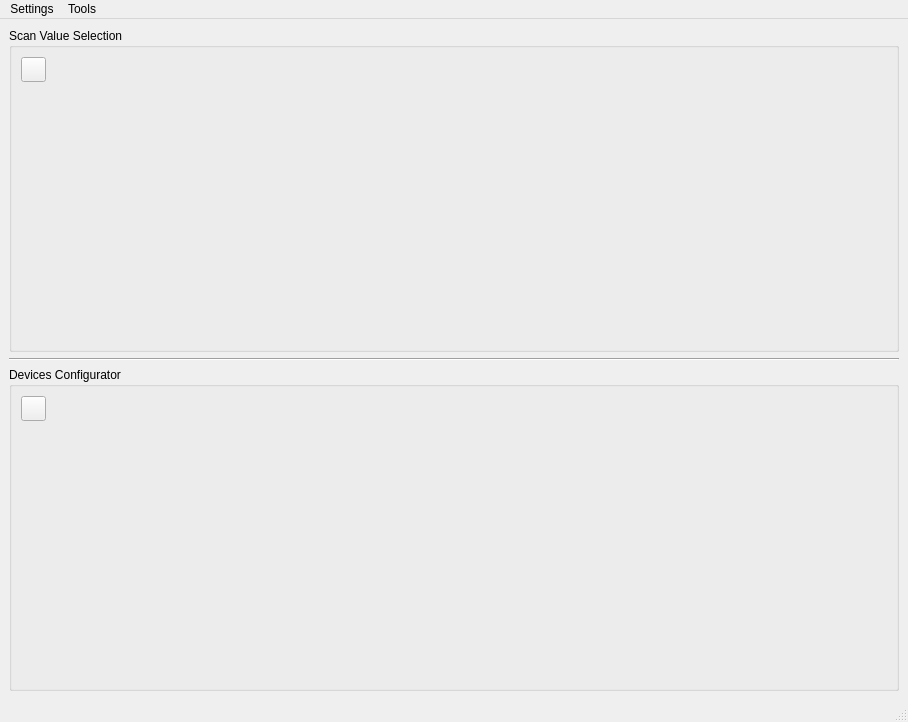
Old version of the form src/mainwindow.ui in the repository marvin5300/general-purpose-control.
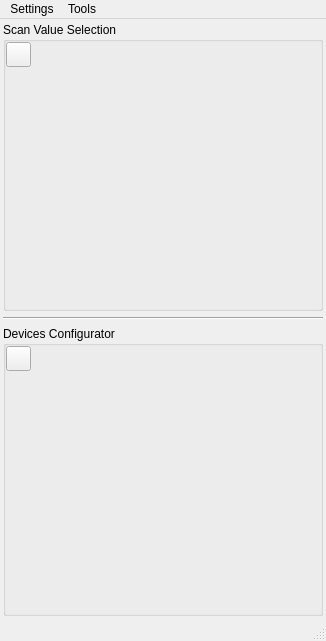
New version of the form.

The edit to the form file:
```diff
--- a/src/mainwindow.ui
+++ b/src/mainwindow.ui
@@ -6,23 +6,65 @@
    <rect>
     <x>0</x>
     <y>0</y>
-    <width>908</width>
-    <height>722</height>
+    <width>326</width>
+    <height>627</height>
    </rect>
   </property>
   <property name="windowTitle">
    <string>MainWindow</string>
   </property>
   <widget class="QWidget" name="centralwidget">
+   <property name="sizePolicy">
+    <sizepolicy hsizetype="Preferred" vsizetype="Minimum">
+     <horstretch>0</horstretch>
+     <verstretch>0</verstretch>
+    </sizepolicy>
+   </property>
+   <property name="minimumSize">
+    <size>
+     <width>0</width>
+     <height>600</height>
+    </size>
+   </property>
    <layout class="QGridLayout" name="gridLayout_3">
+    <property name="sizeConstraint">
+     <enum>QLayout::SetDefaultConstraint</enum>
+    </property>
+    <property name="leftMargin">
+     <number>3</number>
+    </property>
+    <property name="topMargin">
+     <number>3</number>
+    </property>
+    <property name="rightMargin">
+     <number>3</number>
+    </property>
+    <property name="bottomMargin">
+     <number>3</number>
+    </property>
     <item row="0" column="0">
      <widget class="QGroupBox" name="setValuesBox">
       <property name="title">
        <string>Scan Value Selection</string>
       </property>
       <layout class="QGridLayout" name="gridLayout">
+       <property name="leftMargin">
+        <number>0</number>
+       </property>
+       <property name="topMargin">
+        <number>0</number>
+       </property>
+       <property name="rightMargin">
+        <number>0</number>
+       </property>
+       <property name="bottomMargin">
+        <number>0</number>
+       </property>
        <item row="0" column="0">
         <layout class="QHBoxLayout" name="setValuesVerticalLayout">
+         <property name="sizeConstraint">
+          <enum>QLayout::SetDefaultConstraint</enum>
+         </property>
          <item>
           <layout class="QVBoxLayout" name="addButtonLayout">
            <item>
@@ -102,8 +144,23 @@
        <string>Devices Configurator</string>
       </property>
       <layout class="QGridLayout" name="gridLayout_2">
+       <property name="leftMargin">
+        <number>0</number>
+       </property>
+       <property name="topMargin">
+        <number>0</number>
+       </property>
+       <property name="rightMargin">
+        <number>0</number>
+       </property>
+       <property name="bottomMargin">
+        <number>0</number>
+       </property>
        <item row="0" column="0">
         <layout class="QHBoxLayout" name="deviceConfigVerticalLayout">
+         <property name="sizeConstraint">
+          <enum>QLayout::SetDefaultConstraint</enum>
+         </property>
          <item>
           <layout class="QVBoxLayout" name="addButtonLayout_2">
            <item>
@@ -177,7 +234,7 @@
     <rect>
      <x>0</x>
      <y>0</y>
-     <width>908</width>
+     <width>326</width>
      <height>25</height>
     </rect>
    </property>
```
Left out of the diff: 12 changed lines with no effect on the pictures.
